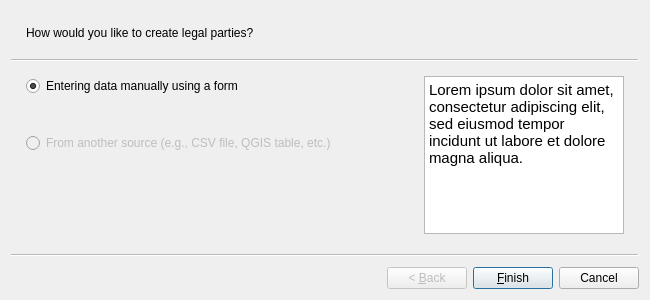
Old version of the form asistente_ladm_col/ui/wiz_create_legal_party_cadastre.ui in the repository SwissTierrasColombia/Asistente-LADM-COL.
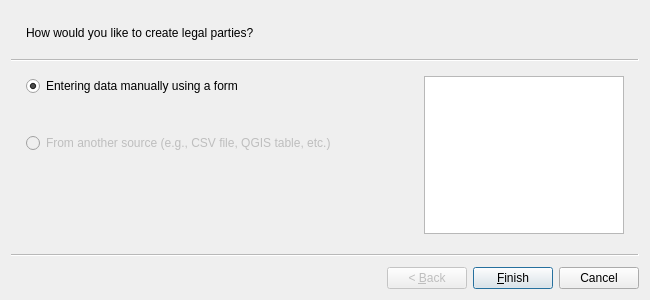
New version of the form.

```diff
--- a/asistente_ladm_col/ui/wiz_create_legal_party_cadastre.ui
+++ b/asistente_ladm_col/ui/wiz_create_legal_party_cadastre.ui
@@ -81,7 +81,6 @@
 &lt;html&gt;&lt;head&gt;&lt;meta name=&quot;qrichtext&quot; content=&quot;1&quot; /&gt;&lt;style type=&quot;text/css&quot;&gt;
 p, li { white-space: pre-wrap; }
 &lt;/style&gt;&lt;/head&gt;&lt;body style=&quot; font-family:'Ubuntu'; font-size:11pt; font-weight:400; font-style:normal;&quot;&gt;
-&lt;p style=&quot; margin-top:0px; margin-bottom:0px; margin-left:0px; margin-right:0px; -qt-block-indent:0; text-indent:0px;&quot;&gt;Lorem ipsum dolor sit amet, consectetur adipiscing elit, sed eiusmod tempor incidunt ut labore et dolore magna aliqua.&lt;/p&gt;
 &lt;p style=&quot;-qt-paragraph-type:empty; margin-top:0px; margin-bottom:0px; margin-left:0px; margin-right:0px; -qt-block-indent:0; text-indent:0px;&quot;&gt;&lt;br /&gt;&lt;/p&gt;&lt;/body&gt;&lt;/html&gt;</string>
       </property>
      </widget>
```
